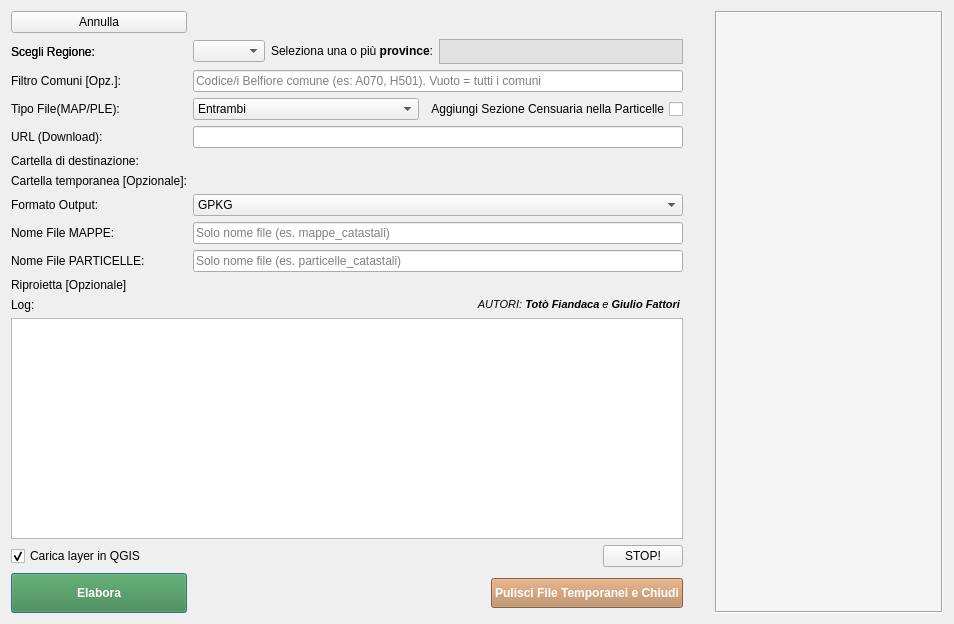
Before: the Qt Designer form CatastoIT_GML_Merger_Pro_dialog_base.ui in pigreco/CatastoIT_GML_Merger_Pro, drawn with Qt 5.
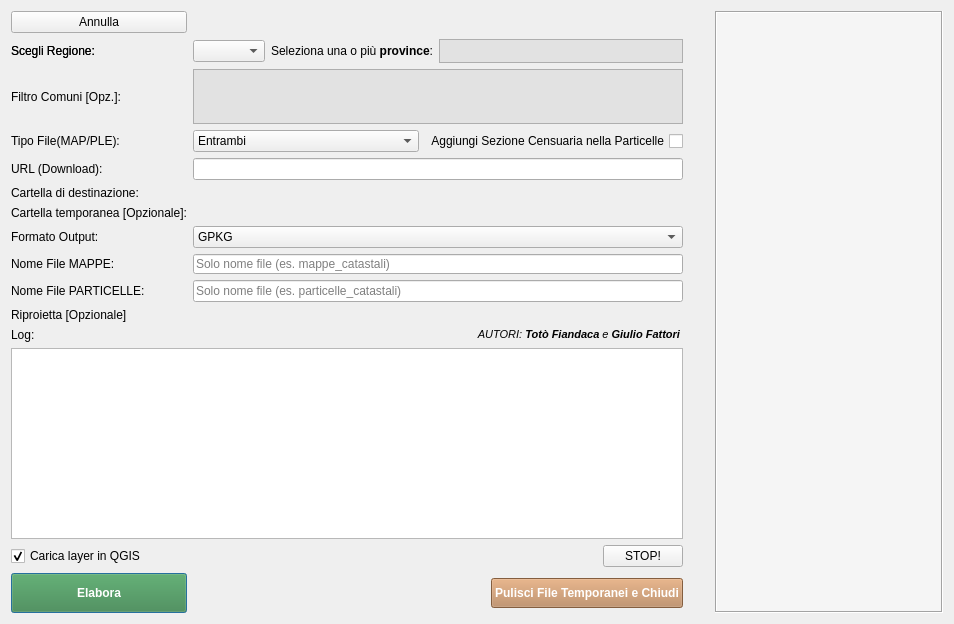
After: the same form once the commit is applied. Icons and pictures are not drawn. Custom widgets are drawn as their Qt base class.

Commit message:
feat: filtro comuni per nome con lookup codici Belfiore (comuni.py)
Sostituisce il campo testo libero per il codice Belfiore con una
lista selezionabile (list_comuni) popolata automaticamente dai comuni
della provincia selezionata. L'utente seleziona per nome (CTRL+clic
per multipli); il codice Belfiore è associato come UserRole.

Aggiunge comuni.py con 7904 comuni e 107 province, generato dai
dataset opendatasicilia (fonte: Agenzia delle Entrate + ISTAT).

```diff
--- a/CatastoIT_GML_Merger_Pro_dialog_base.ui
+++ b/CatastoIT_GML_Merger_Pro_dialog_base.ui
@@ -462,12 +462,21 @@
       </widget>
      </item>
      <item row="3" column="1">
-      <widget class="QLineEdit" name="le_comuni">
+      <widget class="QListWidget" name="list_comuni">
+       <property name="maximumSize">
+        <size>
+         <width>16777215</width>
+         <height>55</height>
+        </size>
+       </property>
        <property name="toolTip">
         <string>Inserisci uno o più codici Belfiore separati da virgola (es: A070, H501). Lascia vuoto per scaricare tutti i comuni della provincia selezionata.</string>
        </property>
-       <property name="placeholderText">
-        <string>Codice/i Belfiore comune (es: A070, H501). Vuoto = tutti i comuni</string>
+       <property name="styleSheet">
+        <string notr="true">background-color: rgb(226, 226, 226);</string>
+       </property>
+       <property name="selectionMode">
+        <enum>QAbstractItemView::MultiSelection</enum>
        </property>
       </widget>
      </item>
```
Left out of the diff: 4 changed lines with no effect on the pictures. The commit also changes 3 other files.
